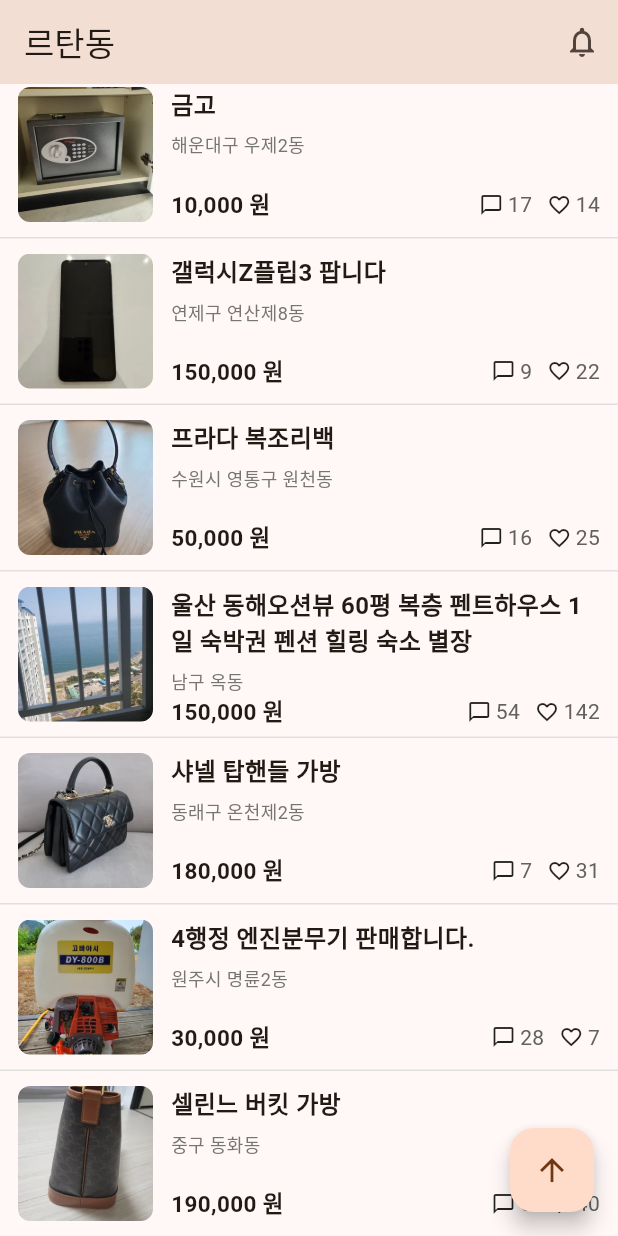
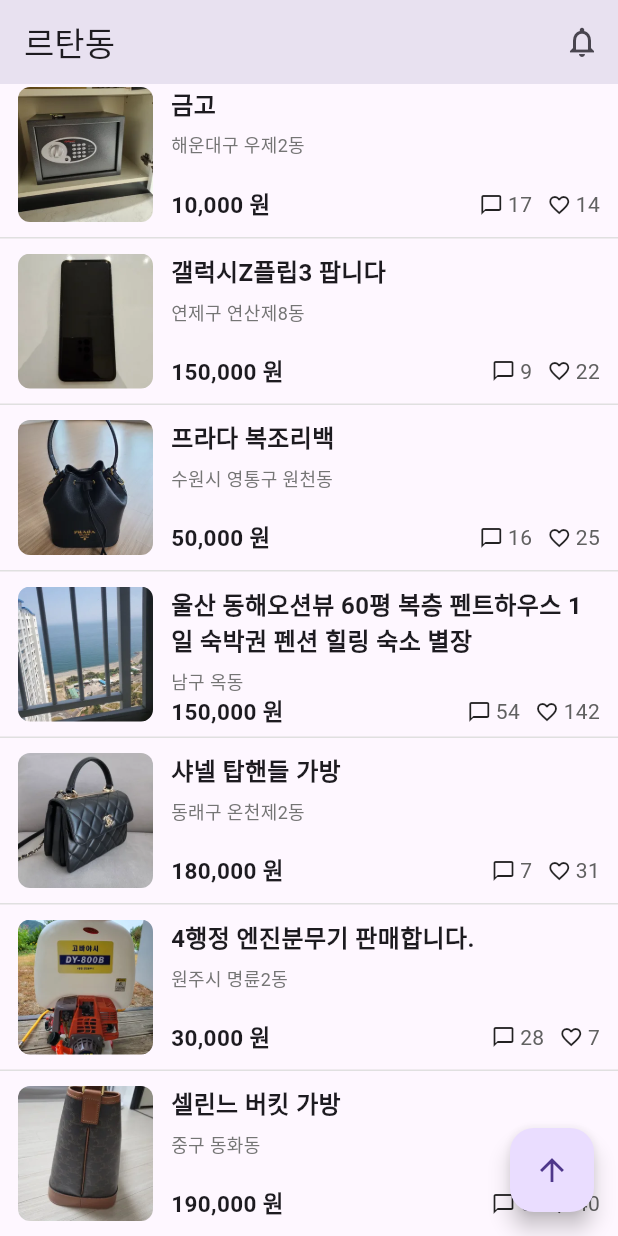
Before and after one commit to hippieperm/flutter-apple-market, a Flutter app: the screen it shows after launch, scrolled down 341 dp, on a phone screen of 412 x 824 dp. Run offline on Flutter 3.47's test engine with Material 3 defaults, Android fonts, the phone set to English and light mode, and no system bars; our stand-ins replace csv.

Commit message:
메인 테마 색상 설정에서 시드 색상 제거: MaterialApp의 테마에서 colorScheme 속성을 삭제하여 기본 테마를 사용하도록 수정함.

```diff
--- a/lib/main.dart
+++ b/lib/main.dart
@@ -23,7 +23,6 @@ class AppleMarketApp extends StatelessWidget {
         title: 'Apple Market',
         debugShowCheckedModeBanner: false,
         theme: ThemeData(
-          colorScheme: ColorScheme.fromSeed(seedColor: const Color(0xFFFF8A3D)),
           useMaterial3: true,
         ),
         home: const ProductListPage(),
```
